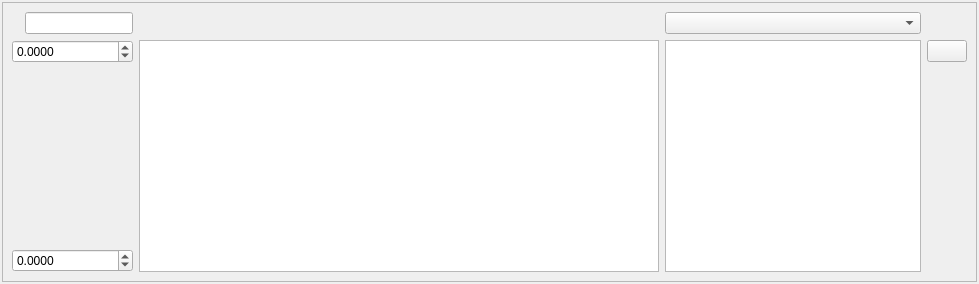
Qt form Code/Tools/Inspector/StatVisWidget.ui (ezEngine/ezEngine) before a commit.
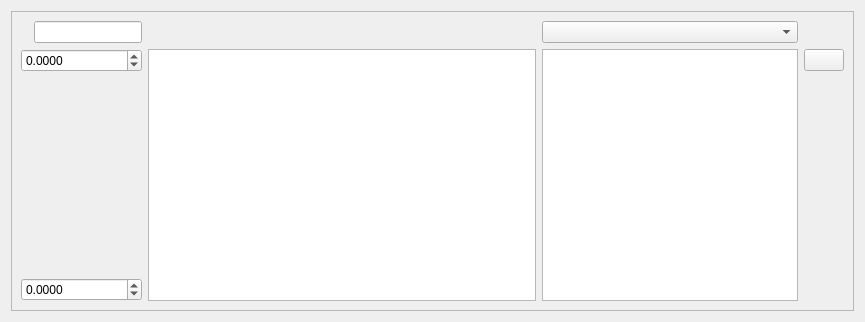
The same form after that commit. Icons and pictures are not drawn.

What changed in the file:
```diff
--- a/Code/Tools/Inspector/StatVisWidget.ui
+++ b/Code/Tools/Inspector/StatVisWidget.ui
@@ -1,47 +1,19 @@
 <?xml version="1.0" encoding="UTF-8"?>
 <ui version="4.0">
  <class>StatVisWidget</class>
- <widget class="QDockWidget" name="StatVisWidget">
+ <widget class="QWidget" name="StatVisWidget">
   <property name="geometry">
    <rect>
     <x>0</x>
     <y>0</y>
-    <width>979</width>
-    <height>284</height>
+    <width>865</width>
+    <height>322</height>
    </rect>
   </property>
-  <property name="minimumSize">
-   <size>
-    <width>522</width>
-    <height>200</height>
-   </size>
-  </property>
-  <property name="features">
-   <set>QDockWidget::AllDockWidgetFeatures</set>
-  </property>
-  <property name="allowedAreas">
-   <set>Qt::AllDockWidgetAreas</set>
-  </property>
   <property name="windowTitle">
    <string>Stat History</string>
   </property>
-  <widget class="QWidget" name="dockWidgetContents">
    <layout class="QHBoxLayout" name="horizontalLayout">
-    <property name="spacing">
-     <number>0</number>
-    </property>
-    <property name="leftMargin">
-     <number>2</number>
-    </property>
-    <property name="topMargin">
-     <number>2</number>
-    </property>
-    <property name="rightMargin">
-     <number>2</number>
-    </property>
-    <property name="bottomMargin">
-     <number>2</number>
-    </property>
     <item>
      <widget class="QFrame" name="frame">
       <property name="frameShape">
@@ -224,7 +196,6 @@
     </item>
    </layout>
   </widget>
- </widget>
  <resources>
   <include location="resources.qrc"/>
  </resources>
```
Left out of the diff: 4 changed lines with no effect on the pictures. Lines whose indentation alone changed are shown as unchanged.
